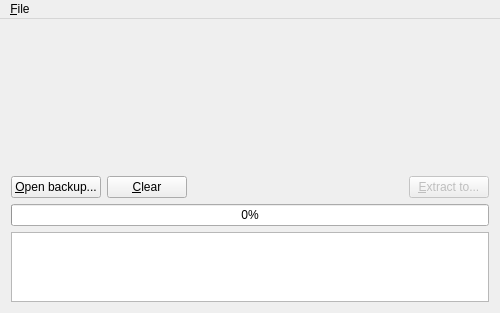
Old version of the form mainwindow.ui in the repository alexclassroom/Qtraktor.
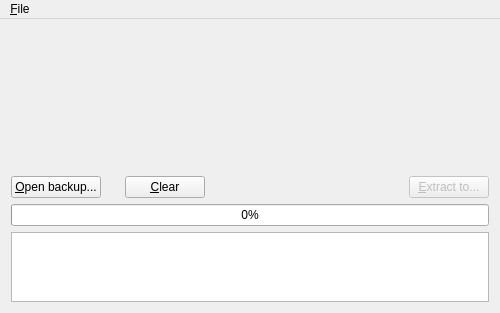
New version of the form. Custom widgets are drawn as their Qt base class.

Commit message: Add v2 archive format support with CRC32 verification (#10)

Diff of the .ui file:
```diff
--- a/mainwindow.ui
+++ b/mainwindow.ui
@@ -39,6 +39,9 @@
     </item>
     <item>
      <layout class="QHBoxLayout" name="layoutButtons">
+      <property name="spacing">
+       <number>24</number>
+      </property>
       <item>
        <widget class="QPushButton" name="openBackupButton">
         <property name="sizePolicy">
```
The commit also changes 2 other files.
